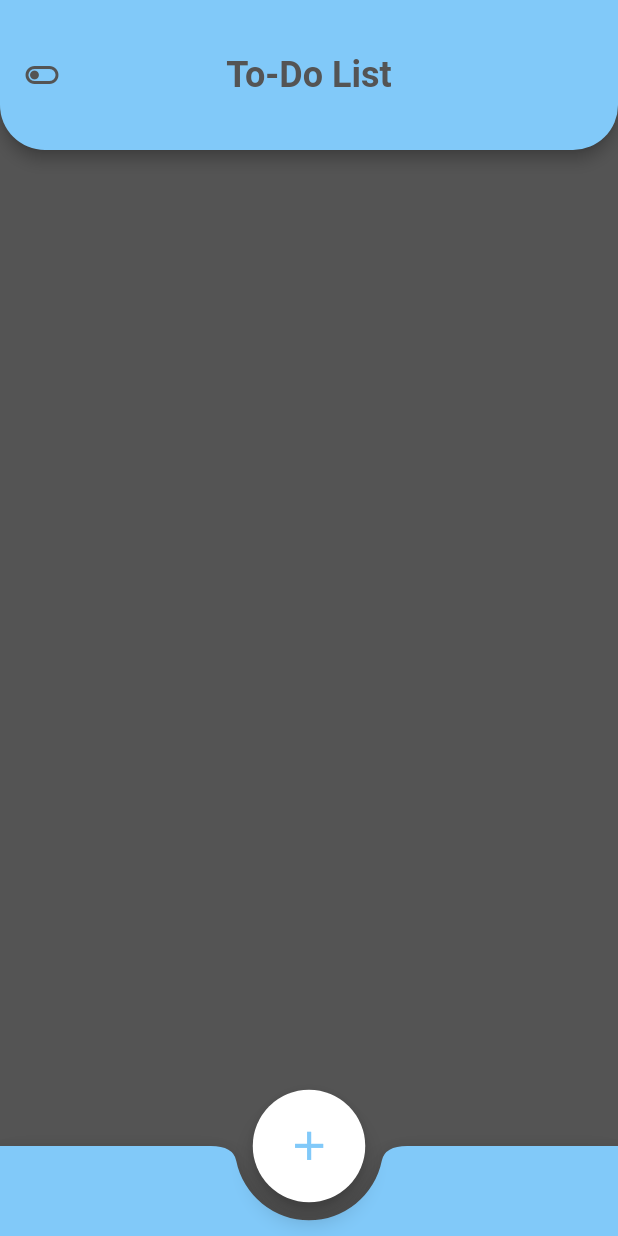
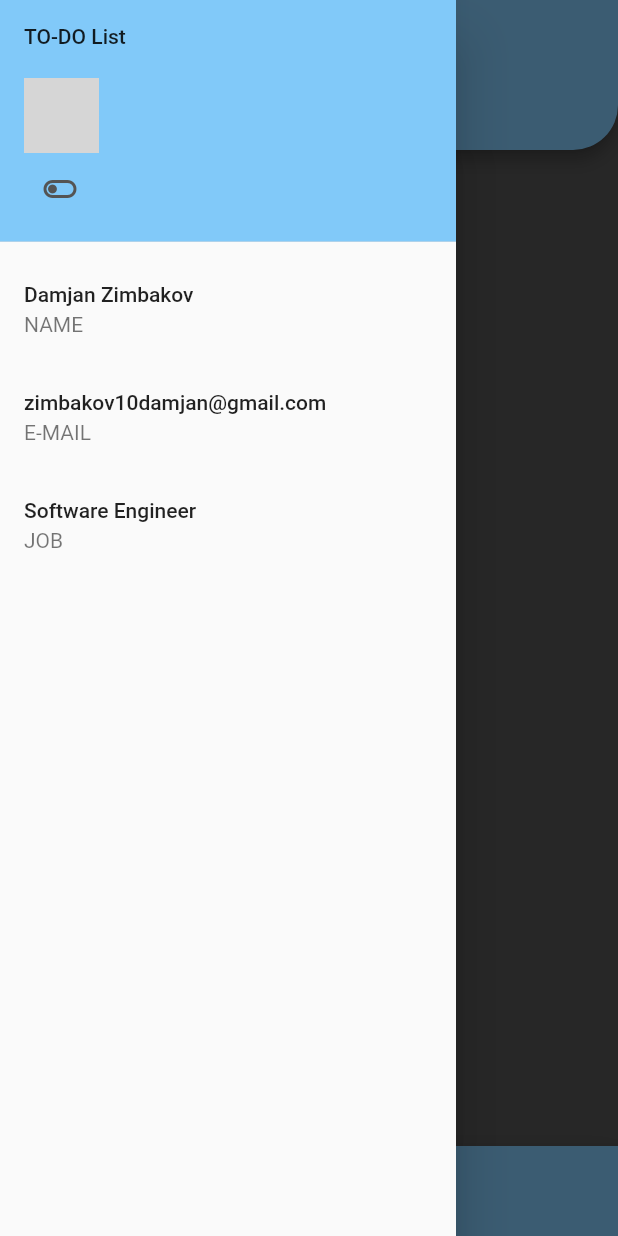
Before and after one commit to zimbakovtech/ToDo-List, a Flutter app: the screen it shows after launch, with the side drawer open (before the commit the screen has no drawer), on a phone screen of 412 x 824 dp. Run offline on Flutter 3.47's test engine with Material 2 defaults, Android fonts, the phone set to English and light mode, and no system bars; network calls fail; grey boxes are pictures that could not be loaded.

Commit message:
Adding Drawer

```diff
--- a/new_app/lib/main.dart
+++ b/new_app/lib/main.dart
@@ -29,20 +29,64 @@ class _HomeScreenState extends State<HomeScreen> {
   @override
   Widget build(BuildContext context) {
     return Scaffold(
-      backgroundColor: secondaryColor,
-      appBar: AppBar(
-        leading: IconButton(
+      drawer: Drawer(
+        child: ListView(
+          children: [
+            DrawerHeader(
+              decoration: BoxDecoration(
+                color: primaryColor,
+              ),
+              child: Column(
+                crossAxisAlignment: CrossAxisAlignment.start,
+                children: [
+                  Text('TO-DO List'),
+                  SizedBox(height: 20.0),
+                  CircleAvatar(
+                    radius: 25.0,
+                    backgroundImage: NetworkImage(
+                        'https://st.depositphotos.com/2101611/3925/v/600/depositphotos_39258143-stock-illustration-businessman-avatar-profile-picture.jpg'),
+                  ),
+                  IconButton(
                     color: secondaryColor,
                     onPressed: () {
                       setState(() {
                         theme = !theme;
-              primaryColor = theme ? Color(0xff81C9F9) : Colors.redAccent;
-              secondaryColor = theme ? Color(0xff545454) : Colors.grey[850];
+                        primaryColor =
+                            theme ? Color(0xff81C9F9) : Colors.redAccent;
+                        secondaryColor =
+                            theme ? Color(0xff545454) : Colors.grey[850];
                       });
                     },
-          icon: Icon(
-              theme ? Icons.toggle_off_outlined : Icons.toggle_on_outlined),
+                    icon: Icon(theme
+                        ? Icons.toggle_off_outlined
+                        : Icons.toggle_on_outlined),
                   ),
+                ],
+              ),
+            ),
+            ListTile(
+              title: Text(
+                'Damjan Zimbakov',
+              ),
+              subtitle: Text('NAME'),
+            ),
+            ListTile(
+              title: Text(
+                'zimbakov10damjan@gmail.com',
+              ),
+              subtitle: Text('E-MAIL'),
+            ),
+            ListTile(
+              title: Text(
+                'Software Engineer',
+              ),
+              subtitle: Text('JOB'),
+            ),
+          ],
+        ),
+      ),
+      backgroundColor: secondaryColor,
+      appBar: AppBar(
         toolbarHeight: 100.0,
         centerTitle: true,
         title: Text(
@@ -87,11 +131,11 @@ class _HomeScreenState extends State<HomeScreen> {
                     content: Container(
                       height: 120.0,
                       width: 120.0,
-                            child: Column(children: [
+                      child: Column(
+                        children: [
                           TextField(
                             autocorrect: true,
-                                textCapitalization:
-                                    TextCapitalization.sentences,
+                            textCapitalization: TextCapitalization.sentences,
                             maxLength: 30,
                             autofocus: true,
                             decoration: InputDecoration(
@@ -119,8 +163,7 @@ class _HomeScreenState extends State<HomeScreen> {
                           ),
                           SizedBox(height: 10.0),
                           Row(
-                                  mainAxisAlignment:
-                                      MainAxisAlignment.spaceAround,
+                            mainAxisAlignment: MainAxisAlignment.spaceAround,
                             children: [
                               ElevatedButton(
                                 onPressed: () {
@@ -147,13 +190,21 @@ class _HomeScreenState extends State<HomeScreen> {
                                 style: ElevatedButton.styleFrom(
                                   primary: primaryColor,
                                 ),
-                                        child: Text('Save',
+                                child: Text(
+                                  'Save',
                                   style: TextStyle(
                                     color: secondaryColor,
-                                            )))
-                                  ]),
-                            ])));
-                  });
+                                  ),
+                                ),
+                              ),
+                            ],
+                          ),
+                        ],
+                      ),
+                    ),
+                  );
+                },
+              );
             },
           ),
         ),
--- a/new_app/pubspec.yaml
+++ b/new_app/pubspec.yaml
@@ -46,9 +46,8 @@ flutter:
   uses-material-design: true
 
   # To add assets to your application, add an assets section, like this:
-  # assets:
-  #   - images/a_dot_burr.jpeg
-  #   - images/a_dot_ham.jpeg
+  assets:
+    - assets/profile.jpg
 
   # An image asset can refer to one or more resolution-specific "variants", see
   # https://flutter.dev/assets-and-images/#resolution-aware.
```
Lines whose indentation alone changed are shown as unchanged.
